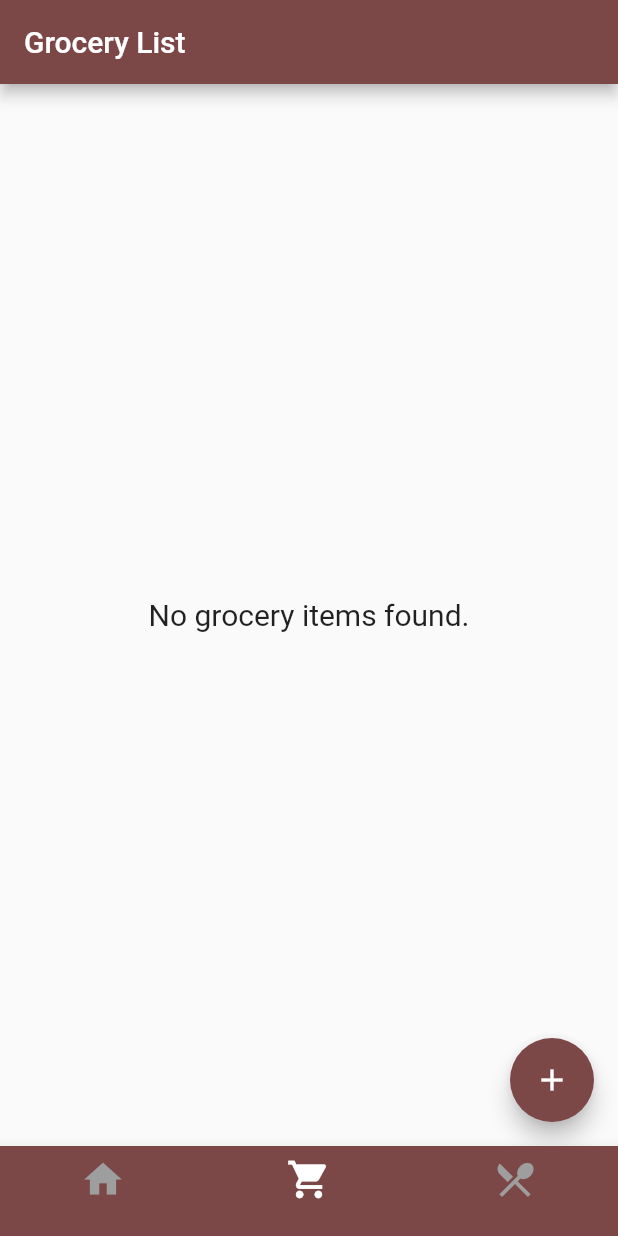
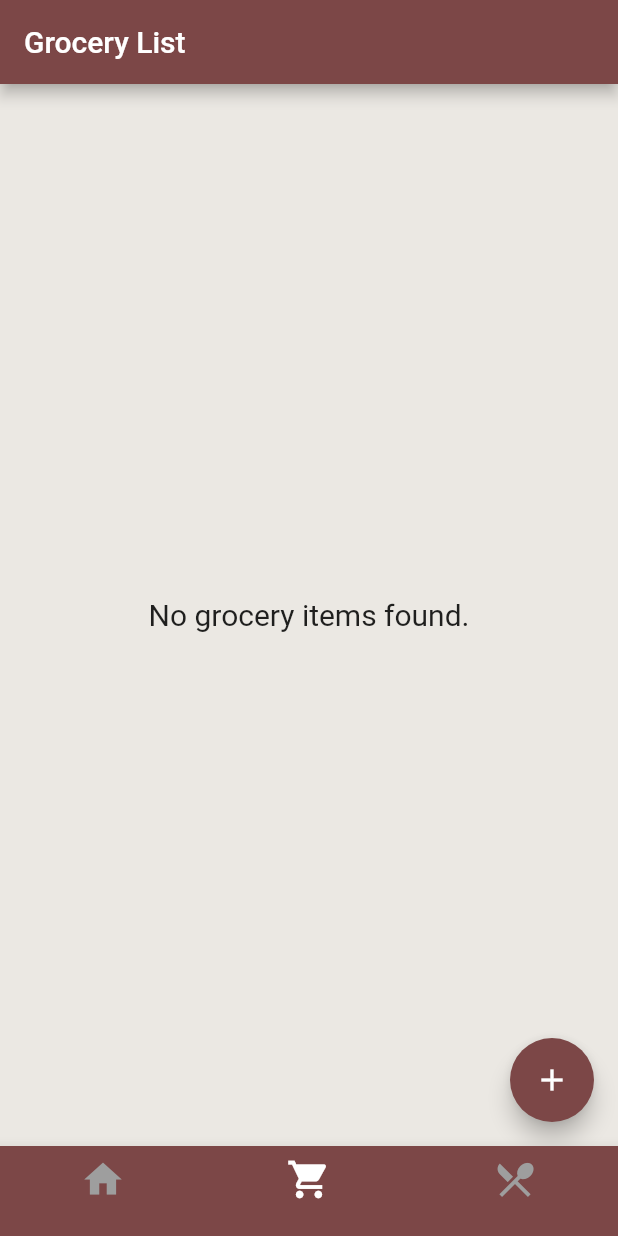
Before and after one commit to KristianS93/CommandCentral_App, a Flutter app: the DashBoardPage screen opened directly, swiped to page 2, on a phone screen of 412 x 824 dp. Run offline on Flutter 3.47's test engine with Material 2 defaults, Android fonts, the light colour scheme and no system bars; our stand-ins replace shared_preferences; accounts and stored records are empty; network calls fail.

Commit message:
add bg color

```diff
--- a/commandcentral_app/lib/components/custom_colors.dart
+++ b/commandcentral_app/lib/components/custom_colors.dart
@@ -2,5 +2,6 @@ import 'package:flutter/material.dart';
 
 const Color loginItemColor = Color.fromARGB(255, 124, 71, 71);
 const Color lightBlueColor = Color.fromARGB(255, 188, 207, 229);
-const Color loginBgColor = Color.fromRGBO(198, 192, 182, 1);
+const Color loginBgColor = Color.fromRGBO(235, 232, 227, 1);
 const Color appItemColor = loginItemColor;
+const Color appBgColor = loginBgColor;
--- a/commandcentral_app/lib/pages/grocerylist_page.dart
+++ b/commandcentral_app/lib/pages/grocerylist_page.dart
@@ -264,6 +264,7 @@ class _GroceryListPageState extends State<GroceryListPage> {
   @override
   Widget build(BuildContext context) {
     return Scaffold(
+      backgroundColor: appBgColor,
       body: _isLoading
           ? Center(child: CircularProgressIndicator())
           : _groceryListItems.isEmpty
```
